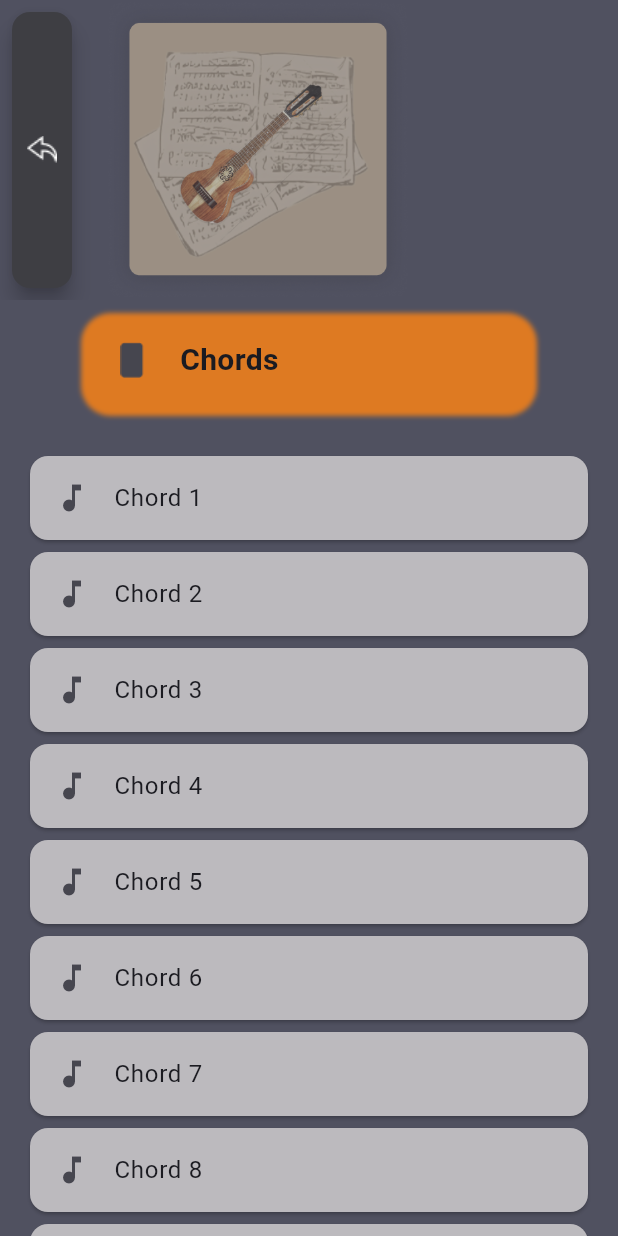
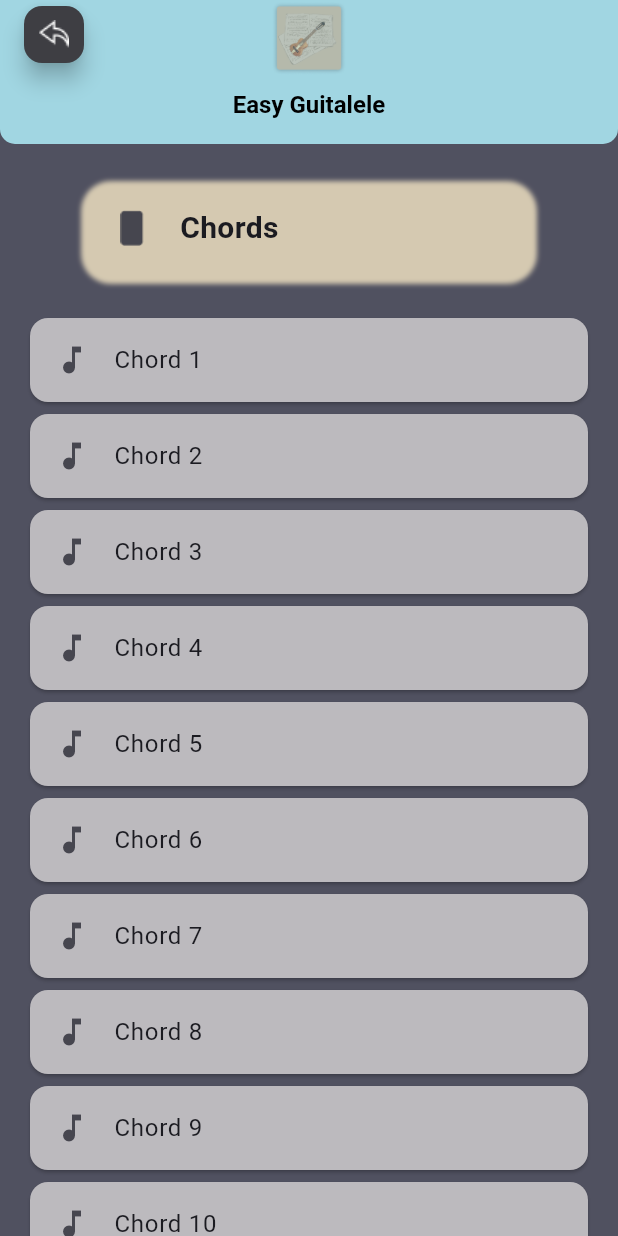
Before and after one commit to Miguele73/easy_guitalele_app, a Flutter app: the ChordSelectionScreen screen opened by its route, on a phone screen of 412 x 824 dp. Run offline on Flutter 3.47's test engine with Material 3 defaults, Android fonts, the phone set to English and light mode, and no system bars; our stand-ins replace google_fonts; Roboto replaces fonts that are missing (Rye).

Commit message:
Refactor chord and scale selection screens to use MyAppBar and enhance DesicionsBox layout

```diff
--- a/lib/src/features/screen/chord_selection_screen.dart
+++ b/lib/src/features/screen/chord_selection_screen.dart
@@ -1,4 +1,5 @@
 import 'package:easy_guitalele_app/src/features/auth/presentation/widgets/desicions_box.dart';
+import 'package:easy_guitalele_app/src/features/auth/presentation/widgets/my_app_bar.dart';
 import 'package:easy_guitalele_app/src/features/auth/presentation/widgets/one_back_button.dart';
 import 'package:flutter/material.dart';
 
@@ -14,23 +15,19 @@ class _ChordSelectionScreenState extends State<ChordSelectionScreen> {
   Widget build(BuildContext context) {
     return Scaffold(
       backgroundColor: const Color(0xFF505160),
-      appBar: AppBar(
-        leading: OneBackButton(),
-        toolbarHeight: 200,
-        backgroundColor: const Color(0xFF505160),
-        title: Image.asset('assets/logo/logo.png', height: 200, width: 200),
-      ),
-      // floatingActionButtonLocation: FloatingActionButtonLocation.startTop,
-      // floatingActionButton: const OneBackButton(),
+      appBar: MyAppBar(automaticallyImplyLeading: true),
       body: SafeArea(
         child: Column(
           children: [
-            DesicionsBox(
-              color: Color(0xFFDE7A22),
-              selectionText: 'Chords',
-              imageIcon: ImageIcon(AssetImage('assets/icons/ChordIcon.png')),
+            Padding(
+              padding: const EdgeInsets.all(16.0),
+              child: DesicionsBox(
+                color: Color(0xFFD5C9B1),
+                selectionText: 'Chords',
+                imageIcon: ImageIcon(AssetImage('assets/icons/ChordIcon.png')),
+              ),
             ),
-            const SizedBox(height: 20),
+
             Expanded(
               child: ListView.builder(
                 shrinkWrap: false,
```
Also changed, not shown: lib/src/features/screen/chord_list_screen.dart (+10 -1 lines), lib/src/features/screen/scale_selection_screen.dart (+10 -12 lines).
